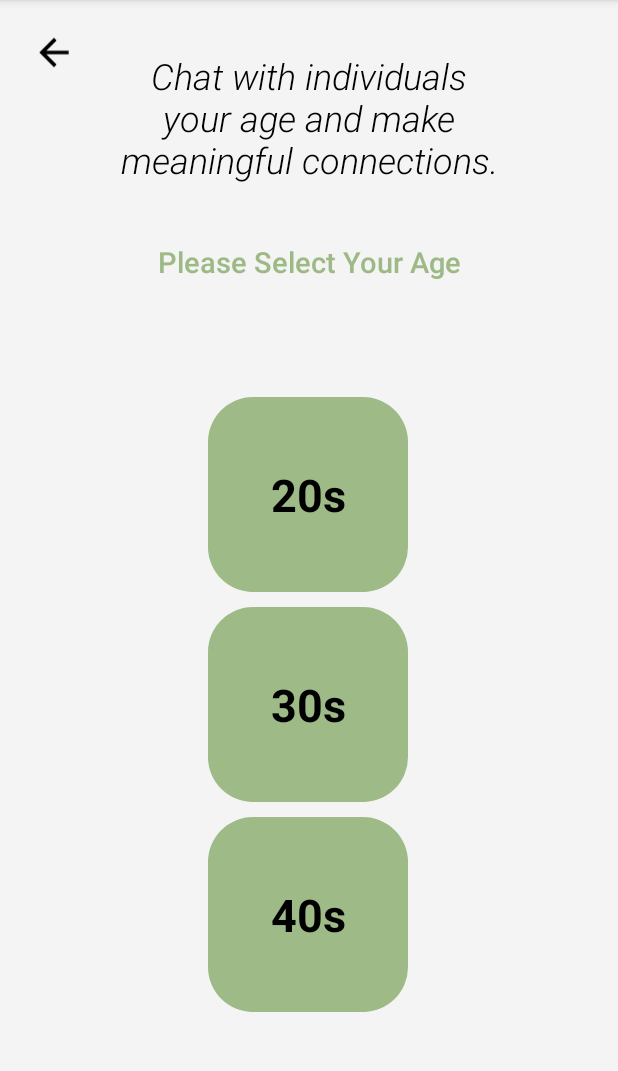
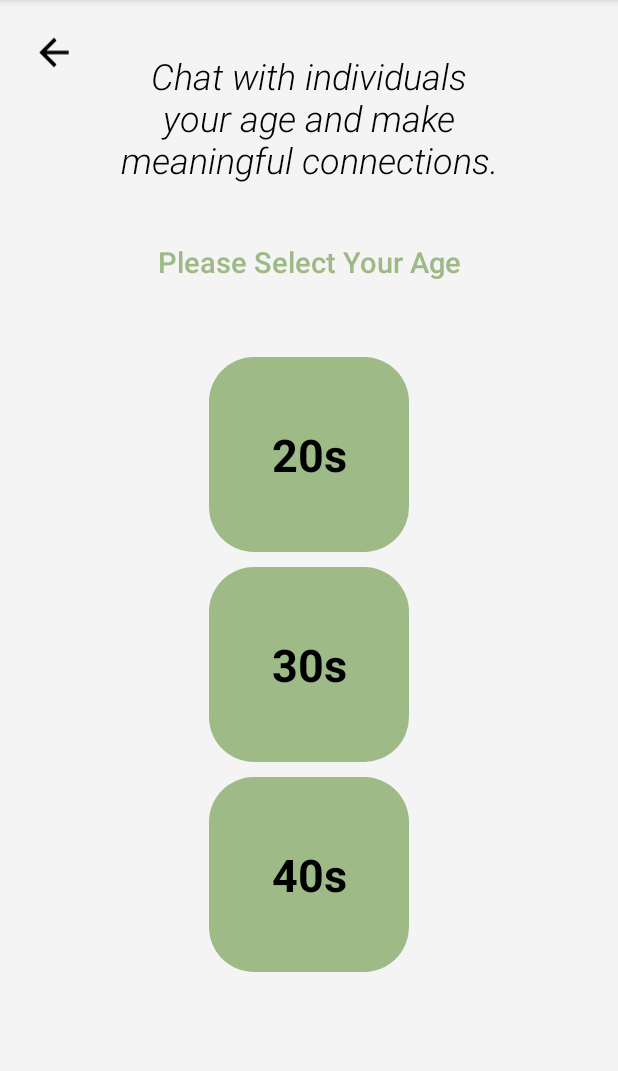
Before and after one commit to Alisashala/BeSammenProjekt, an Android app: the AgeActivity screen opened directly, with no data from a screen before it, on a phone screen of 412 x 824 dp, the part 84-1155 px from its top. Run offline under Robolectric (Android 15) with nearby library versions, the phone set to English and light mode, and no system bars.

Commit message:
solving merging conflict

```diff
--- a/app/build.gradle
+++ b/app/build.gradle
@@ -9,7 +9,7 @@ android {
 
     defaultConfig {
         applicationId "com.example.besammenprojekt"
-        minSdk 33
+        minSdk 30
         targetSdk 33
         versionCode 1
         versionName "1.0"
@@ -33,7 +33,7 @@ dependencies {
 
     implementation 'com.google.firebase:firebase-database:20.2.1'
     implementation 'androidx.appcompat:appcompat:1.6.1'
-    implementation 'com.google.android.material:material:1.8.0'
+    implementation 'com.google.android.material:material:1.9.0'
     implementation 'androidx.constraintlayout:constraintlayout:2.1.4'
     implementation 'com.google.firebase:firebase-database-ktx:20.2.1'
     testImplementation 'junit:junit:4.13.2'
--- a/app/src/main/res/layout/activity_age.xml
+++ b/app/src/main/res/layout/activity_age.xml
@@ -53,16 +53,15 @@
         app:layout_constraintTop_toBottomOf="@+id/textAge1" />
 
     <LinearLayout
-        android:layout_width="414dp"
-        android:layout_height="503dp"
-        android:layout_marginTop="40dp"
+        android:layout_width="412dp"
+        android:layout_height="498dp"
         android:orientation="vertical"
         app:layout_constraintBottom_toBottomOf="parent"
         app:layout_constraintEnd_toEndOf="parent"
-        app:layout_constraintHorizontal_bias="1.0"
+        app:layout_constraintHorizontal_bias="0.0"
         app:layout_constraintStart_toStartOf="parent"
         app:layout_constraintTop_toBottomOf="@+id/textViewSelect"
-        app:layout_constraintVertical_bias="1.0">
+        app:layout_constraintVertical_bias="0.609">
 
         <TextView
             android:id="@+id/textView"
@@ -109,6 +108,5 @@
             android:textStyle="bold" />
 
 
-
     </LinearLayout>
 </androidx.constraintlayout.widget.ConstraintLayout>
```
Also changed, not shown: app/src/main/res/layout/activity_chat.xml (+15 -6 lines).
